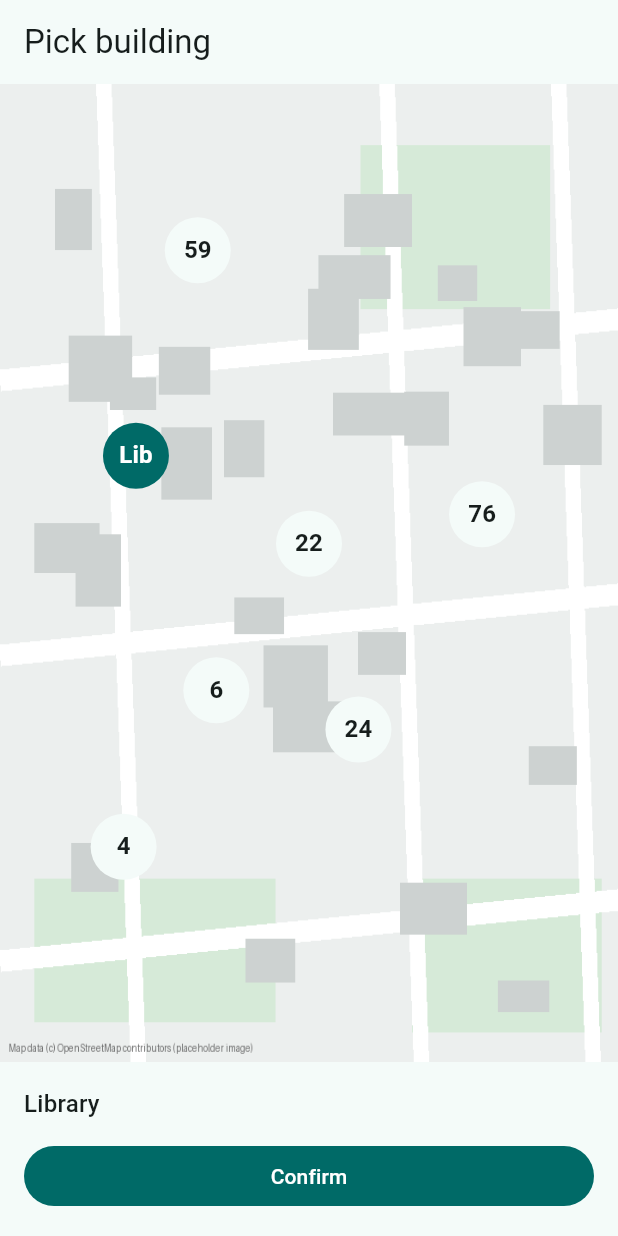
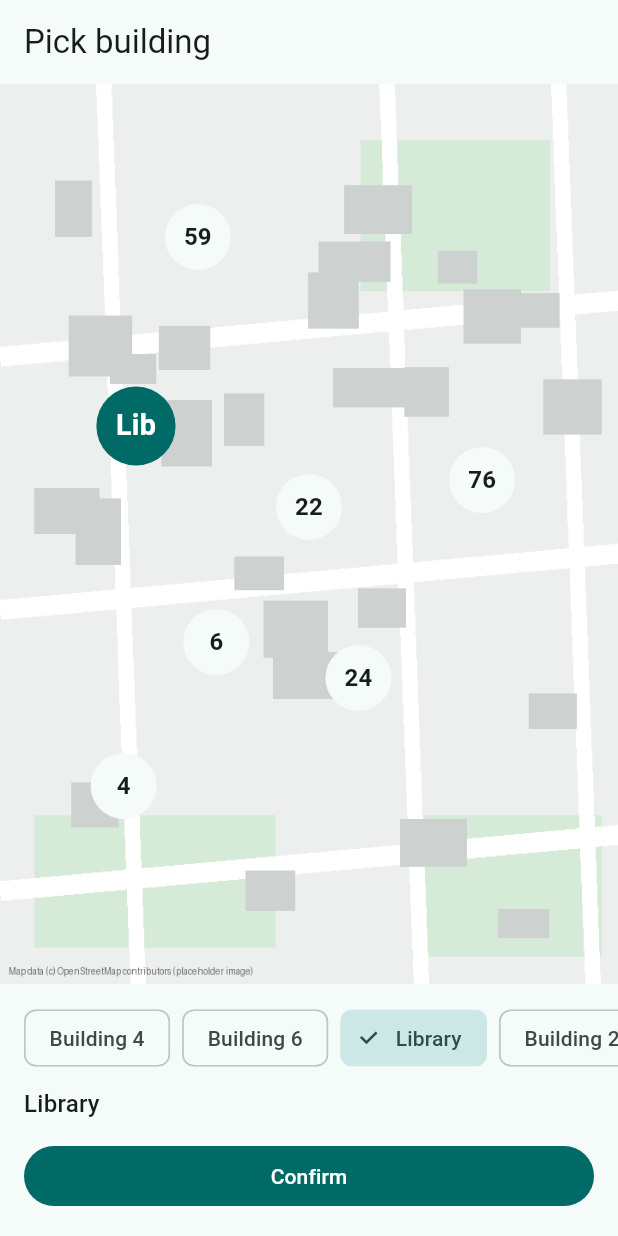
Before and after one commit to TurkiAlslamah/swe463, a Flutter app: the MapPickerScreen screen opened by its route, after a tap on "Lib", on a phone screen of 412 x 824 dp. Run offline on Flutter 3.47's test engine with Material 3 defaults, Android fonts, the phone set to English and light mode, and no system bars; our stand-ins replace go_router, image_picker, shared_preferences, supabase_flutter; accounts and stored records are empty.

Commit message:
Added loading state and building list to map picker

```diff
--- a/lib/screens/map_picker_screen.dart
+++ b/lib/screens/map_picker_screen.dart
@@ -1,10 +1,9 @@
-import 'dart:convert';
-
 import 'package:flutter/material.dart';
-import 'package:flutter/services.dart' show rootBundle;
 import 'package:go_router/go_router.dart';
 
 import '../models/building.dart';
+import '../services/building_service.dart';
+import '../widgets/empty_state.dart';
 
 /// Frame 06 - pick the building on the campus map (F7).
 /// Returns the chosen building id to New Report with context.pop(id).
@@ -15,89 +14,65 @@ class MapPickerScreen extends StatefulWidget {
   State<MapPickerScreen> createState() => _MapPickerScreenState();
 }
 
-class _Pin {
-  _Pin(this.building, this.x, this.y);
-  final Building building;
-  final double x; // 0..1 across the map image
-  final double y; // 0..1 down the map image
-}
-
 class _MapPickerScreenState extends State<MapPickerScreen> {
-  List<_Pin> _pins = [];
+  late Future<List<Building>> _buildings = BuildingService.loadAll();
   Building? _selected;
 
-  @override
-  void initState() {
-    super.initState();
-    _loadBuildings();
-  }
+  void _retry() => setState(() => _buildings = BuildingService.loadAll());
 
-  Future<void> _loadBuildings() async {
-    final raw = await rootBundle.loadString('assets/buildings.json');
-    final list = jsonDecode(raw) as List<dynamic>;
-    setState(() {
-      _pins = [
-        for (final j in list.cast<Map<String, dynamic>>())
-          _Pin(Building.fromJson(j), (j['mapX'] as num).toDouble(),
-              (j['mapY'] as num).toDouble()),
-      ];
-    });
-  }
+  void _select(Building b) => setState(() => _selected = b);
 
   @override
   Widget build(BuildContext context) {
-    final scheme = Theme.of(context).colorScheme;
     return Scaffold(
       appBar: AppBar(title: const Text('Pick building')),
-      body: Column(
+      body: FutureBuilder<List<Building>>(
+        future: _buildings,
+        builder: (context, snapshot) {
+          if (snapshot.connectionState != ConnectionState.done) {
+            return const Center(child: CircularProgressIndicator());
+          }
+          if (snapshot.hasError) {
+            return EmptyState(
+              icon: Icons.map_outlined,
+              message: 'Could not load the campus map',
+              actionLabel: 'Retry',
+              onAction: _retry,
+            );
+          }
+          final buildings = snapshot.data ?? const <Building>[];
+          if (buildings.isEmpty) {
+            return const EmptyState(
+                icon: Icons.map_outlined, message: 'No buildings found');
+          }
+          return Column(
             children: [
               Expanded(
                 child: InteractiveViewer(
                   maxScale: 4,
-              child: LayoutBuilder(
-                builder: (context, box) => Stack(
-                  children: [
-                    Positioned.fill(
-                      child: Image.asset('assets/campus_map.png',
-                          fit: BoxFit.fill),
-                    ),
-                    for (final p in _pins)
-                      Positioned(
-                        left: p.x * box.maxWidth - 22,
-                        top: p.y * box.maxHeight - 22,
-                        child: GestureDetector(
-                          onTap: () => setState(() => _selected = p.building),
-                          child: CircleAvatar(
-                            radius: 22,
-                            backgroundColor: _selected?.id == p.building.id
-                                ? scheme.primary
-                                : scheme.surface,
-                            child: Text(
-                              p.building.id == 'library'
-                                  ? 'Lib'
-                                  : '${p.building.number}',
-                              style: TextStyle(
-                                fontWeight: FontWeight.bold,
-                                color: _selected?.id == p.building.id
-                                    ? scheme.onPrimary
-                                    : scheme.onSurface,
+                  child: _CampusMap(
+                    buildings: buildings,
+                    selectedId: _selected?.id,
+                    onTap: _select,
                   ),
                 ),
               ),
+              _BuildingChips(
+                buildings: buildings,
+                selectedId: _selected?.id,
+                onTap: _select,
               ),
-                      ),
-                  ],
-                ),
-              ),
-            ),
-          ),
-          Padding(
-            padding: const EdgeInsets.all(16),
+              SafeArea(
+                top: false,
+                child: Padding(
+                  padding: const EdgeInsets.fromLTRB(16, 8, 16, 16),
                   child: Column(
                     crossAxisAlignment: CrossAxisAlignment.stretch,
                     children: [
-                Text(_selected?.name ?? 'Tap a building on the map',
-                    style: Theme.of(context).textTheme.titleMedium),
+                      Text(
+                        _selected?.name ?? 'Tap a building on the map',
+                        style: Theme.of(context).textTheme.titleMedium,
+                      ),
                       const SizedBox(height: 12),
                       FilledButton(
                         onPressed: _selected == null
@@ -108,8 +83,98 @@ class _MapPickerScreenState extends State<MapPickerScreen> {
                     ],
                   ),
                 ),
+              ),
+            ],
+          );
+        },
+      ),
+    );
+  }
+}
+
+/// The campus image with one tappable pin per building.
+class _CampusMap extends StatelessWidget {
+  const _CampusMap({
+    required this.buildings,
+    required this.selectedId,
+    required this.onTap,
+  });
+
+  final List<Building> buildings;
+  final String? selectedId;
+  final ValueChanged<Building> onTap;
+
+  @override
+  Widget build(BuildContext context) {
+    final scheme = Theme.of(context).colorScheme;
+    return LayoutBuilder(
+      builder: (context, box) => Stack(
+        children: [
+          Positioned.fill(
+            child: Image.asset('assets/campus_map.png', fit: BoxFit.fill),
+          ),
+          for (final b in buildings)
+            Positioned(
+              left: b.mapX * box.maxWidth - 22,
+              top: b.mapY * box.maxHeight - 22,
+              child: GestureDetector(
+                onTap: () => onTap(b),
+                child: AnimatedScale(
+                  scale: b.id == selectedId ? 1.2 : 1,
+                  duration: const Duration(milliseconds: 150),
+                  child: CircleAvatar(
+                    radius: 22,
+                    backgroundColor:
+                        b.id == selectedId ? scheme.primary : scheme.surface,
+                    child: Text(
+                      b.shortLabel,
+                      style: TextStyle(
+                        fontWeight: FontWeight.bold,
+                        color: b.id == selectedId
+                            ? scheme.onPrimary
+                            : scheme.onSurface,
+                      ),
+                    ),
+                  ),
+                ),
+              ),
+            ),
         ],
       ),
     );
   }
 }
+
+/// Same buildings as a scrollable chip list (easier on small screens).
+class _BuildingChips extends StatelessWidget {
+  const _BuildingChips({
+    required this.buildings,
+    required this.selectedId,
+    required this.onTap,
+  });
+
+  final List<Building> buildings;
+  final String? selectedId;
+  final ValueChanged<Building> onTap;
+
+  @override
+  Widget build(BuildContext context) {
+    return SingleChildScrollView(
+      scrollDirection: Axis.horizontal,
+      padding: const EdgeInsets.fromLTRB(16, 12, 16, 0),
+      child: Row(
+        children: [
+          for (final b in buildings)
+            Padding(
+              padding: const EdgeInsets.only(right: 8),
+              child: ChoiceChip(
+                label: Text(b.name),
+                selected: b.id == selectedId,
+                onSelected: (_) => onTap(b),
+              ),
+            ),
+        ],
+      ),
+    );
+  }
+}
```
Lines whose indentation alone changed are shown as unchanged.
